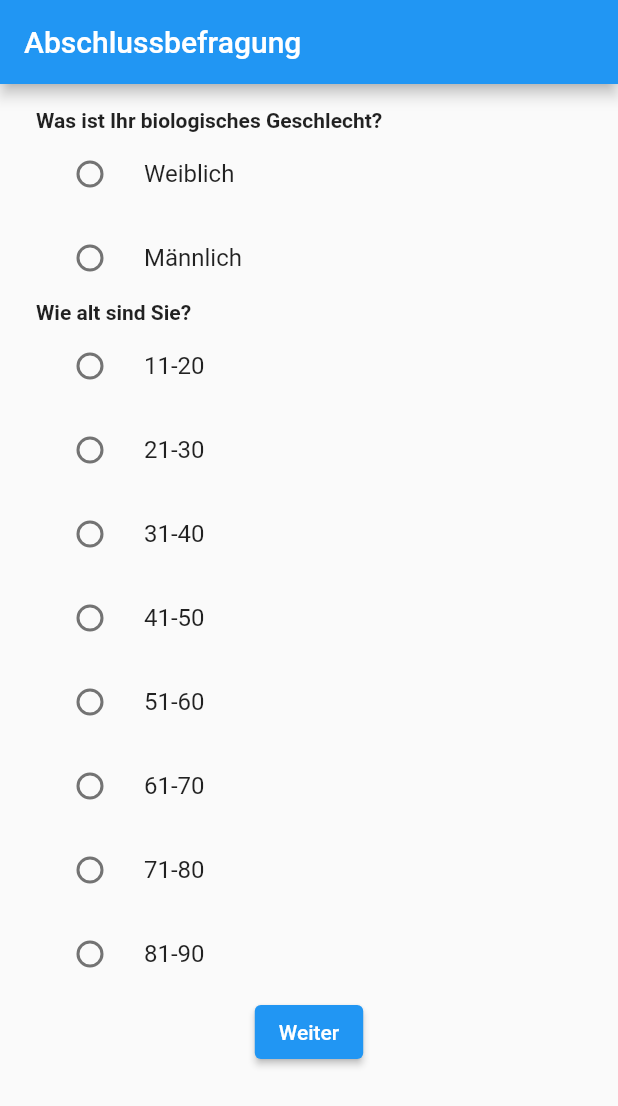
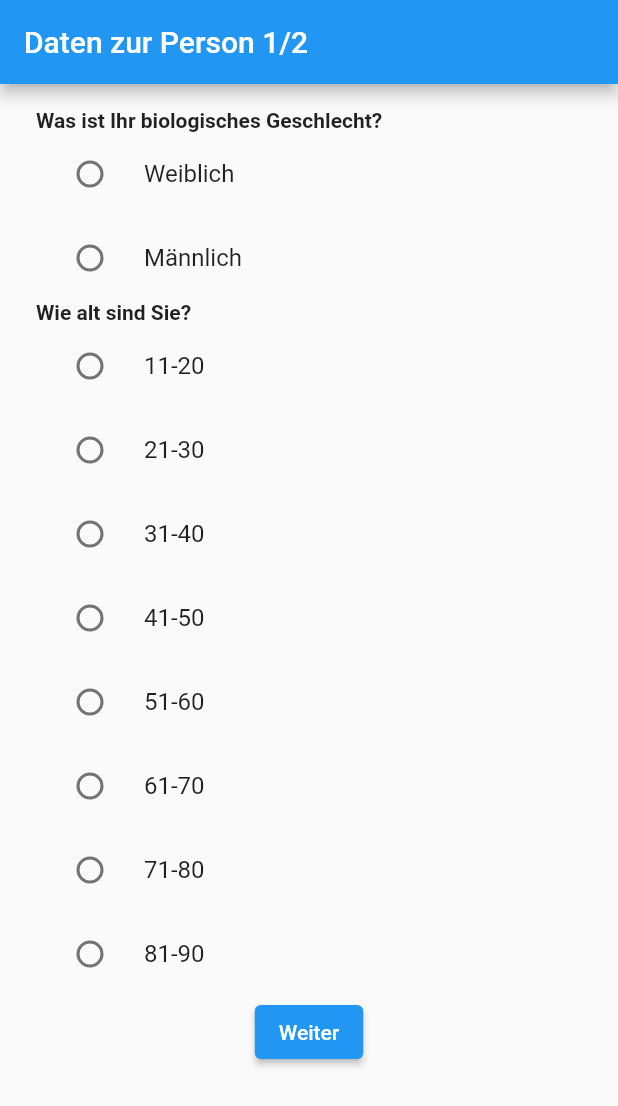
Before and after one commit to arlu0001/mef, a Flutter app: the screen it shows after launch, after a tap on "Weiter", on a phone screen of 412 x 824 dp. Shown: the top 1106 px of the screen. Run offline on Flutter 3.47's test engine with Material 2 defaults, Android fonts, the phone set to English and light mode, and no system bars.

Commit message:
Change AppBar titles

```diff
--- a/app/lib/post_trial/color_blindness_test_screen.dart
+++ b/app/lib/post_trial/color_blindness_test_screen.dart
@@ -10,7 +10,7 @@ class ColorBlindnessTestScreen extends StatelessWidget {
       child: Scaffold(
         appBar: AppBar(
           automaticallyImplyLeading: false,
-          title: Text('Abschlussbefragung'),
+          title: Text('Sehtest'),
         ),
         body: Center(
           child: Padding(
--- a/app/lib/post_trial/survey_screen_1.dart
+++ b/app/lib/post_trial/survey_screen_1.dart
@@ -12,7 +12,7 @@ class SurveyScreen1 extends StatelessWidget {
       child: Scaffold(
         appBar: AppBar(
           automaticallyImplyLeading: false,
-          title: Text('Abschlussbefragung'),
+          title: Text('Daten zur Person 1/2'),
         ),
         body: ListView(
           padding: EdgeInsets.symmetric(vertical: 16, horizontal: 24),
--- a/app/lib/post_trial/survey_screen_2.dart
+++ b/app/lib/post_trial/survey_screen_2.dart
@@ -12,7 +12,7 @@ class SurveyScreen2 extends StatelessWidget {
       child: Scaffold(
         appBar: AppBar(
           automaticallyImplyLeading: false,
-          title: Text('Abschlussbefragung'),
+          title: Text('Daten zur Person 2/2'),
         ),
         body: ListView(
           padding: EdgeInsets.symmetric(vertical: 16, horizontal: 24),
--- a/app/lib/pre_trial/welcome_screen.dart
+++ b/app/lib/pre_trial/welcome_screen.dart
@@ -6,10 +6,7 @@ class WelcomeScreen extends StatelessWidget {
   @override
   Widget build(BuildContext context) {
     return Scaffold(
-      appBar: AppBar(
-        title: Text('Studieneinleitung'),
-
-      ),
+      appBar: AppBar(),
       body: Center(
         child: Padding(
           padding: const EdgeInsets.symmetric(horizontal: 24.0),
```
